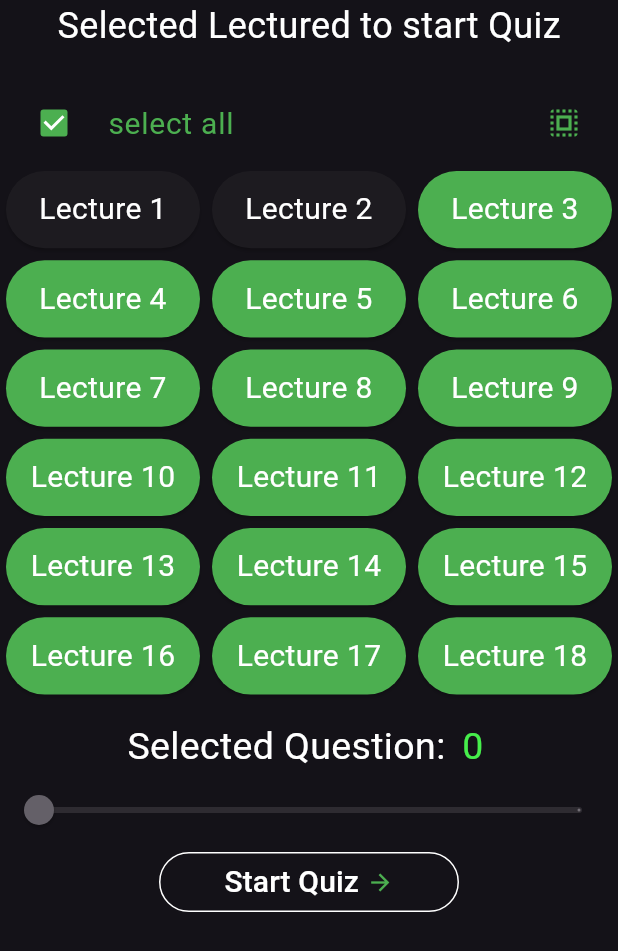
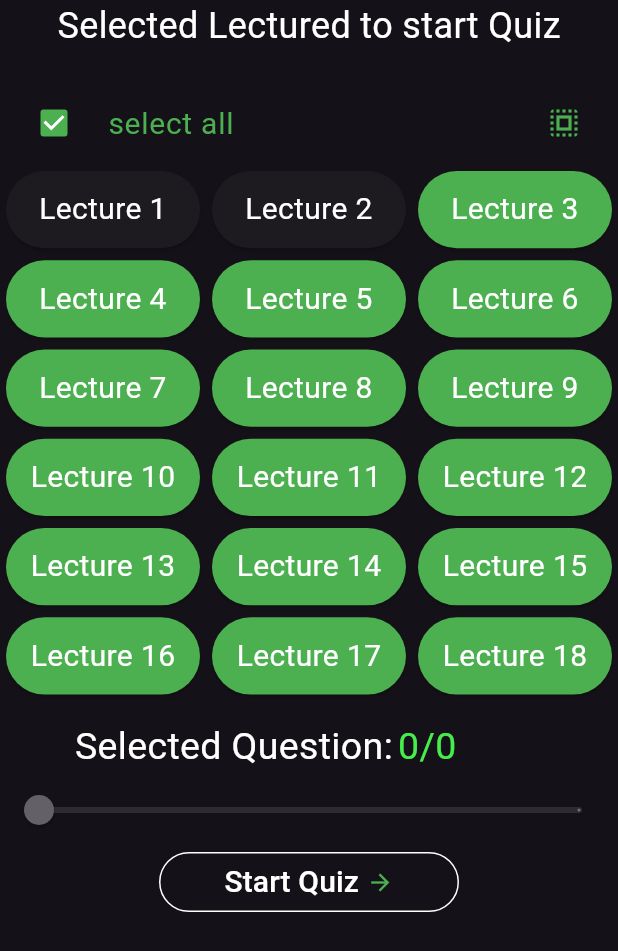
Before and after one commit to roodyridar2/SqlDatabaseClass3, a Flutter app: the QuizApp screen opened directly, after a tap on "select all", after a tap on "Lecture 1", after a tap on "Lecture 2", on a phone screen of 412 x 824 dp. Shown: the top 951 px of the screen. Run offline on Flutter 3.47's test engine with Material 3 defaults, Android fonts, the phone set to English and light mode, and no system bars; our stand-ins replace date_format, flutter_riverpod, google_fonts, hive, hive_flutter, riverpod_annotation; missing offline and left inert: custom_timer, duration, expansion_tile_group, syncfusion_flutter_pdfviewer; accounts and stored records are empty; generated files the repository leaves out were written again.

Commit message:
fix some quiz slider bug

```diff
--- a/lib/pages/quizApp/quiz_app.dart
+++ b/lib/pages/quizApp/quiz_app.dart
@@ -182,8 +182,10 @@ class _QuizAppState extends ConsumerState<QuizApp> {
                           selectedNumberOfQuestion -=
                               allQuestionsData[index].length;
                           sliderValue -= allQuestionsData[index].length;
-                          if (selectedNumberOfQuestion < 0) {
-                            selectedNumberOfQuestion = 0;
+                          if (sliderValue < 0) {
+                            // selectedNumberOfQuestion = 0;
+                            sliderValue = 0;
+                            // sliderValue = selectedNumberOfQuestion.toDouble();
                           }
                         }
                       } catch (e) {
@@ -191,7 +193,6 @@ class _QuizAppState extends ConsumerState<QuizApp> {
                           print(e);
                         }
                       }
-                      print(selectedNumberOfQuestion);
                     });
                   },
                   child: Card(
@@ -202,18 +203,10 @@ class _QuizAppState extends ConsumerState<QuizApp> {
                     color: isDarkMode
                         ? isTappedList[index]
                             ? Colors.green
-                            : CardTheme().color
+                            : const CardTheme().color
                         : isTappedList[index]
                             ? Colors.blue
                             : Colors.white70,
-                    // isTappedList[index]
-                    //     ? isDarkMode
-                    //         ? Colors.green
-                    //         : Colors.blue
-                    //     : isDarkMode
-                    //         ? const CardTheme().color
-                    //         : Colors.white70,
-
                     child: Center(
                       child: Text(
                         "Lecture ${index + 1}",
@@ -247,16 +240,16 @@ class _QuizAppState extends ConsumerState<QuizApp> {
                 textAlign: TextAlign.center,
               ),
               SizedBox(
-                width: 30,
+                width: 100,
                 child: Text(
-                  "${sliderValue.toInt()}",
+                  "${sliderValue.toInt()}/$selectedNumberOfQuestion",
                   style: TextStyle(
                     color: isDarkMode
-                        ? Color.fromARGB(255, 70, 238, 75)
+                        ? const Color.fromARGB(255, 70, 238, 75)
                         : Colors.blue,
                     fontSize: 25,
                   ),
-                  textAlign: TextAlign.center,
+                  textAlign: TextAlign.left,
                 ),
               ),
             ],
@@ -274,8 +267,14 @@ class _QuizAppState extends ConsumerState<QuizApp> {
 
             onChanged: selectedNumberOfQuestion > 0
                 ? (value) {
+                    print(value);
+                    print(selectedNumberOfQuestion);
                     setState(() {
-                      sliderValue = value;
+                      if (value < 0) {
+                        sliderValue = 0;
+                      } else {
+                        sliderValue = value;
+                      }
                     });
                   }
                 : null,
@@ -312,7 +311,7 @@ class _QuizAppState extends ConsumerState<QuizApp> {
                   }
                   // return;
                 }
-                if (allQuestion.isEmpty) {
+                if (allQuestion.isEmpty || sliderValue == 0) {
                   return;
                 }
                 // shuffle question and cut them to slider value
```
